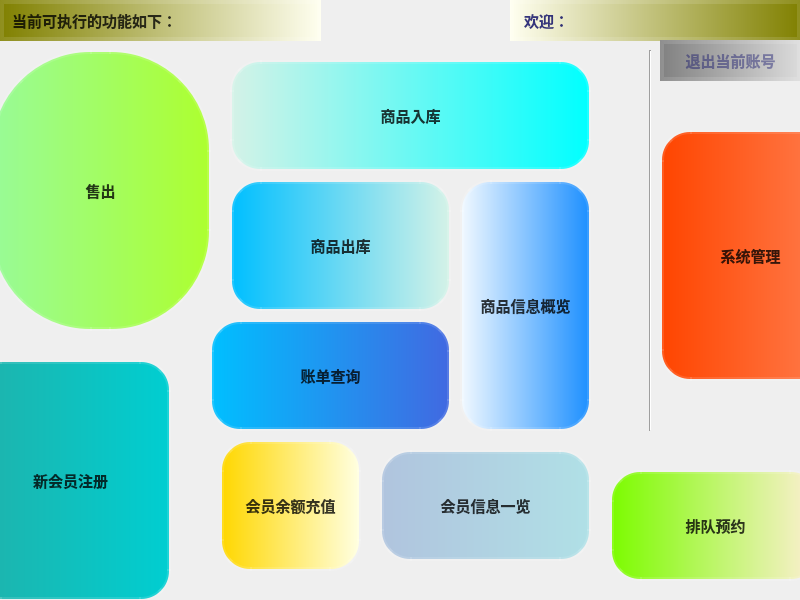
Type3limit/EasyManager, file mainwindow.ui: the form before one commit.
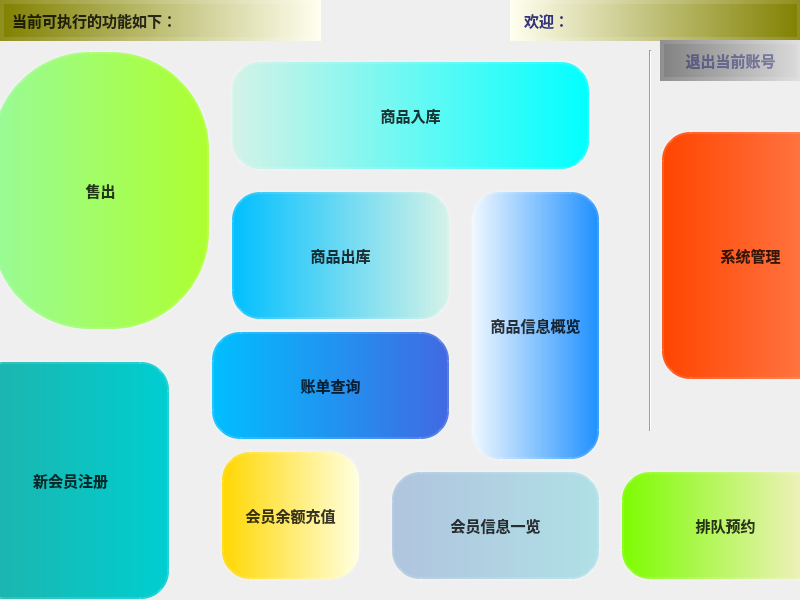
The form after the commit. Icons and pictures are not drawn.

Diff of the .ui file:
```diff
--- a/mainwindow.ui
+++ b/mainwindow.ui
@@ -138,7 +138,7 @@
     <property name="geometry">
      <rect>
       <x>230</x>
-      <y>180</y>
+      <y>190</y>
       <width>221</width>
       <height>131</height>
      </rect>
@@ -320,7 +320,7 @@
     <property name="geometry">
      <rect>
       <x>210</x>
-      <y>320</y>
+      <y>330</y>
       <width>241</width>
       <height>111</height>
      </rect>
@@ -355,10 +355,10 @@
    <widget class="QPushButton" name="ProductinfoButton">
     <property name="geometry">
      <rect>
-      <x>460</x>
-      <y>180</y>
+      <x>470</x>
+      <y>190</y>
       <width>131</width>
-      <height>251</height>
+      <height>271</height>
      </rect>
     </property>
     <property name="styleSheet">
@@ -392,7 +392,7 @@
     <property name="geometry">
      <rect>
       <x>220</x>
-      <y>440</y>
+      <y>450</y>
       <width>141</width>
       <height>131</height>
      </rect>
@@ -427,7 +427,7 @@
    <widget class="QPushButton" name="QueueButton">
     <property name="geometry">
      <rect>
-      <x>610</x>
+      <x>620</x>
       <y>470</y>
       <width>211</width>
       <height>111</height>
@@ -463,8 +463,8 @@
    <widget class="QPushButton" name="CustomerinfoButton">
     <property name="geometry">
      <rect>
-      <x>380</x>
-      <y>450</y>
+      <x>390</x>
+      <y>470</y>
       <width>211</width>
       <height>111</height>
      </rect>
```
